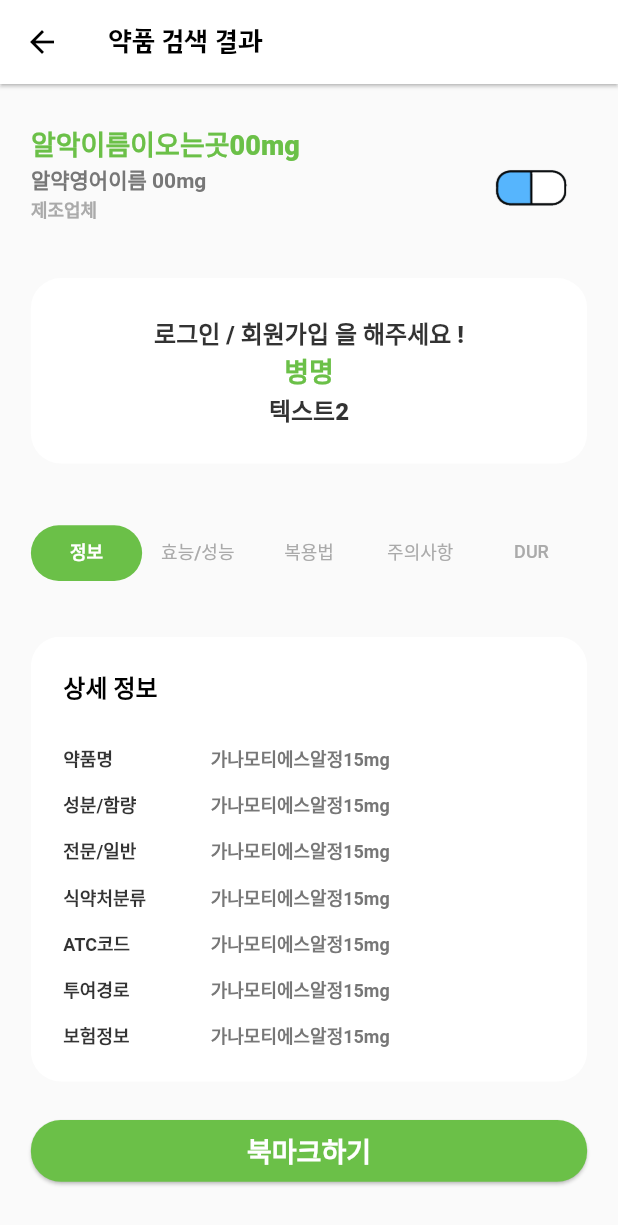
After one commit to Dongguk-Univ-Drugs/pillology, a Flutter app: the SearchResult screen opened directly, scrolled down 56 dp, after a tap on "북마크하기", on a phone screen of 412 x 824 dp. The commit adds this screen. Shown: the top 1225 px of the screen. Run offline on Flutter 3.47's test engine with Material 2 defaults, Android fonts, the phone set to English and light mode, and no system bars; our stand-ins replace camera, dotted_border, image_picker; missing offline and left inert: imagebutton; statements that could not run were skipped.

Commit message:
약품검색결과 UI 완료

```diff
--- a/pill/lib/components/body/home/home_main.dart
+++ b/pill/lib/components/body/home/home_main.dart
@@ -197,9 +197,9 @@ GestureDetector drugStory(BuildContext context) {
                   crossAxisAlignment: CrossAxisAlignment.center,
                   children: [
                     makeTitleWithColor(
-                        normalStart: "오늘의",
+                        normalStart: "오늘의 ",
                         emphasize: "약",
-                        normalEnd: "이야기",
+                        normalEnd: " 이야기",
                         color: colorThemeGreen),
                     ImageIcon(
                         AssetImage('assets/icons/chevron-forward-outline.png'),
@@ -268,7 +268,7 @@ Container emergency(BuildContext context) {
               makeTitleWithColor(
                   normalStart: "",
                   emphasize: "응급처치",
-                  normalEnd: "방법",
+                  normalEnd: " 방법",
                   color: colorThemeGreen),
               ImageIcon(AssetImage('assets/icons/chevron-forward-outline.png'),
                   size: 20, color: Colors.black87),
--- a/pill/lib/components/body/home/search/photo_main.dart
+++ b/pill/lib/components/body/home/search/photo_main.dart
@@ -2,6 +2,7 @@ import 'dart:io';
 
 import 'package:flutter/material.dart';
 import 'package:image_picker/image_picker.dart';
+import 'package:pill/components/body/home/search/result.dart';
 import 'package:pill/components/header/header.dart';
 import 'package:pill/model/provider.dart';
 import 'package:pill/utility/box_decoration.dart';
@@ -212,7 +213,7 @@ class _PhotoSearchState extends State<PhotoSearch> {
                     Expanded(
                       flex: 1,
                       child: TextButton(
-                          onPressed: () => print("검사하기"),
+                          onPressed: () => Navigator.push(context, MaterialPageRoute(builder: (context) => SearchResult())),
                           style: TextButton.styleFrom(
                               backgroundColor: colorThemeGreen,
                               elevation: 3.0,
--- /dev/null
+++ b/pill/lib/components/body/home/search/result.dart
@@ -0,0 +1,234 @@
+import 'package:flutter/cupertino.dart';
+import 'package:flutter/material.dart';
+import 'package:pill/components/body/home/search/result_tabview.dart';
+import 'package:pill/components/header/header.dart';
+import 'package:pill/components/loading.dart';
+import 'package:pill/utility/box_decoration.dart';
+import 'package:pill/utility/palette.dart';
+import 'package:pill/utility/textify.dart';
+
+class SearchResult extends StatefulWidget {
+  SearchResult({Key key}) : super(key: key);
+
+  @override
+  SearchResultState createState() => SearchResultState();
+}
+
+class SearchResultState extends State<SearchResult>
+    with SingleTickerProviderStateMixin {
+  final _controller = ScrollController();
+  TabController tabController;
+  @override
+  void initState() {
+    tabController = TabController(vsync: this, length: 5);
+    super.initState();
+  }
+
+  @override
+  Widget build(BuildContext context) {
+    return Scaffold(
+        appBar: customHeader("약품 검색 결과"),
+        // body: FutureBuilder(
+        //   //  future: , // TODO: data fetch !!!
+        //   builder: (context, snapshot) {
+        //     if (snapshot.hasError) {
+        //       return Center(
+        //         child: makeBoldTitleWithSize(
+        //             '찾을 수 없습니다. 🧐', 16.0, TextAlign.center),
+        //       );
+        //     } else if (!snapshot.hasData) {
+        //       return loadingPage(context);
+        //     } else {
+        //       return SingleChildScrollView(
+        //         controller: _controller,
+        //         child: SizedBox(),
+        //       );
+        //     }
+        //   },
+        // )
+        body: SingleChildScrollView(
+          controller: _controller,
+          child: SizedBox(
+            width: MediaQuery.of(context).size.width,
+            height: MediaQuery.of(context).size.height,
+            child: Column(
+              mainAxisAlignment: MainAxisAlignment.spaceEvenly,
+              crossAxisAlignment: CrossAxisAlignment.stretch,
+              children: [
+                Expanded(
+                  flex: 1,
+                  child: SizedBox(),
+                ),
+                Expanded(
+                    // title : name, product, images -> row
+                    flex: 1,
+                    child: resultTitle(context)),
+                Expanded(
+                    // only text : desc1, name(colored Bold), desc2
+                    flex: 2,
+                    child: resultAlert(context)),
+                Expanded(
+                    // tab view : 5 tabs required
+                    flex: 5,
+                    child: resultTabView(context, tabController)),
+                Expanded(
+                    // bookmark button
+                    flex: 1,
+                    child: resultBookmark(context)),
+              ],
+            ),
+          ),
+        ));
+  }
+}
+
+// 결과화면 제목란
+Widget resultTitle(BuildContext context,
+    {String name, String engName, String manufacturer, String imagePath}) {
+  return Container(
+    margin: EdgeInsets.symmetric(
+      horizontal: MediaQuery.of(context).size.width * 0.05,
+    ),
+    child: Row(
+      mainAxisAlignment: MainAxisAlignment.spaceBetween,
+      crossAxisAlignment: CrossAxisAlignment.stretch,
+      children: [
+        Expanded(
+          flex: 8,
+          child: Column(
+            mainAxisAlignment: MainAxisAlignment.start,
+            crossAxisAlignment: CrossAxisAlignment.start,
+            children: [
+              makeTitleWithColor(
+                  emphasize: name != null ? name : '알악이름이오는곳00mg',
+                  color: colorThemeGreen),
+              makeSemiTitle(
+                  title: engName != null ? engName : '알약영어이름 00mg',
+                  color: color777,
+                  size: 14.0),
+              makeSemiTitle(
+                  title: manufacturer != null ? manufacturer : '제조업체',
+                  color: colorAAA,
+                  size: 12.0)
+            ],
+          ),
+        ),
+        Expanded(
+          flex: 2,
+          child: ClipRRect(
+            borderRadius: BorderRadius.circular(20.0),
+            child: Image.asset(
+              imagePath == null ? 'assets/icons/pill.png' : imagePath,
+              fit: BoxFit.cover,
+              width: 200,
+              height: 200,
+            ),
+          ),
+        )
+      ],
+    ),
+  );
+}
+
+// 결과화면 사용자별 알림
+Widget resultAlert(BuildContext context, {String bewareDrug}) {
+  return Container(
+      padding: EdgeInsets.symmetric(
+        vertical: MediaQuery.of(context).size.width * 0.04,
+      ),
+      alignment: Alignment.center,
+      decoration: boxDecorationNoShadow(),
+      margin: EdgeInsets.symmetric(
+          horizontal: MediaQuery.of(context).size.width * 0.05,
+          vertical: MediaQuery.of(context).size.width * 0.05),
+      child: makeTitleWithColor(
+          normalStart: bewareDrug != null ? '검색하신 약은' : '로그인 / 회원가입 을 해주세요 !\n',
+          emphasize: bewareDrug != null ? bewareDrug : '병명\n',
+          normalEnd: bewareDrug != null ? '와 병용 투여시 주의해주세요 !' : '텍스트2',
+          color: colorThemeGreen,
+          textAlign: TextAlign.center));
+}
+
+// 결과화면 탭 뷰
+Widget resultTabView(BuildContext context, TabController tabController,
+    {final data}) {
+  return Container(
+      margin: EdgeInsets.symmetric(
+          horizontal: MediaQuery.of(context).size.width * 0.05,
+          vertical: MediaQuery.of(context).size.width * 0.05),
+      child: Column(
+        mainAxisAlignment: MainAxisAlignment.start,
+        children: [
+          Expanded(
+            flex: 1,
+            child: TabBar(
+              controller: tabController,
+              // indicator: UnderlineTabIndicator(
+              //   borderSide: BorderSide(color: colorThemeGreen, width: MediaQuery.of(context).size.width * 0.05, style: BorderStyle.solid)
+              // ),
+              indicator: ShapeDecoration.fromBoxDecoration(
+                boxDecorationNoShadow(color: colorThemeGreen, border: 1)
+              ),
+              //indicatorPadding: EdgeInsets.only(bottom: MediaQuery.of(context).size.width * 0.025),
+              indicatorSize: TabBarIndicatorSize.tab,
+              unselectedLabelColor: colorAAA,
+              unselectedLabelStyle: TextStyle(fontWeight: FontWeight.w500, fontSize: 12.0),
+              labelPadding: EdgeInsets.symmetric(horizontal: MediaQuery.of(context).size.width * 0.005),
+              labelColor: Colors.white,
+              labelStyle: TextStyle(fontWeight: FontWeight.w600, fontSize: 12.0),
+              indicatorColor: colorThemeGreen,
+              tabs: [
+                Tab(text: "정보"),
+                Tab(text: "효능/성능"),
+                Tab(text: "복용법"),
+                Tab(text: "주의사항"),
+                Tab(text: "DUR")
+              ],
+            ),
+          ),
+          Expanded(
+            flex: 1,
+            child: SizedBox(),
+          ),
+          Expanded(
+              flex: 8,
+              child: TabBarView(
+                controller: tabController,
+                children: [
+                  tabInformation(context),
+                  tabInformation(context),
+                  tabInformation(context),
+                  tabInformation(context),
+                  tabInformation(context),
+                ],
+              ))
+        ],
+      ));
+}
+
+// 북마크하기 버튼
+Widget resultBookmark(BuildContext context) {
+  return Column(
+    children: [
+      SizedBox(
+        height: 5.0,
+      ),
+      Container(
+          margin: EdgeInsets.symmetric(
+              horizontal: MediaQuery.of(context).size.width * 0.05),
+          height: MediaQuery.of(context).size.height * 0.05,
+          width: MediaQuery.of(context).size.width * 0.9,
+          child: ElevatedButton(
+            style: ElevatedButton.styleFrom(
+                elevation: 1.0,
+                shape: RoundedRectangleBorder(
+                  borderRadius: BorderRadius.circular(20.0),
+                ),
+                primary: colorThemeGreen),
+            child:
+                makeBoldTitle(title: '북마크하기', size: 18.0, color: Colors.white),
+            onPressed: () => print('북마크하기'),
+          ))
+    ],
+  );
+}
--- /dev/null
+++ b/pill/lib/components/body/home/search/result_tabview.dart
@@ -0,0 +1,56 @@
+import 'package:flutter/material.dart';
+import 'package:pill/utility/box_decoration.dart';
+import 'package:pill/utility/palette.dart';
+import 'package:pill/utility/textify.dart';
+
+Row tabInformationSubItem({String title, String content}) {
+  return Row(
+      // 약품명 : 가나모티에스알정15mg
+      mainAxisAlignment: MainAxisAlignment.spaceBetween,
+      children: [
+        Expanded(
+            flex: 3,
+            child: makeSemiTitle(
+                title: title == null ? '입력X' : title, color: color333)),
+        Expanded(
+            flex: 7,
+            child: makeSemiTitle(
+                title: content == null ? '----입력X----' : content,
+                color: color777)),
+      ]);
+}
+
+Container tabInformation(BuildContext context, {final data}) {
+  return Container(
+    padding: EdgeInsets.all(MediaQuery.of(context).size.width * 0.05),
+    decoration: boxDecorationNoShadow(),
+    child: Column(
+      mainAxisAlignment: MainAxisAlignment.start,
+      crossAxisAlignment: CrossAxisAlignment.start,
+      children: [
+        Expanded(
+            // 오직 상세정보만
+            flex: 2,
+            child:
+                makeBoldTitle(title: '상세 정보', size: 16.0, color: Colors.black)),
+        Expanded(
+          // 약품명부터의 리스트 모두
+          flex: 8,
+          child: Column(
+            // 약품명 : ↓↓↓ list
+            mainAxisAlignment: MainAxisAlignment.spaceBetween,
+            children: [
+              tabInformationSubItem(title : '약품명', content: '가나모티에스알정15mg'),
+              tabInformationSubItem(title : '성분/함량', content: '가나모티에스알정15mg'),
+              tabInformationSubItem(title : '전문/일반', content: '가나모티에스알정15mg'),
+              tabInformationSubItem(title : '식약처분류', content: '가나모티에스알정15mg'),
+              tabInformationSubItem(title : 'ATC코드', content: '가나모티에스알정15mg'),
+              tabInformationSubItem(title : '투여경로', content: '가나모티에스알정15mg'),
+              tabInformationSubItem(title : '보험정보', content: '가나모티에스알정15mg'),
+            ],
+          ),
+        )
+      ],
+    ),
+  );
+}
--- a/pill/lib/utility/box_decoration.dart
+++ b/pill/lib/utility/box_decoration.dart
@@ -17,11 +17,11 @@ BoxDecoration boxDecorationMain() {
       boxShadow: [boxShadow01()]);
 }
 
-BoxDecoration boxDecorationNoShadow() {
+BoxDecoration boxDecorationNoShadow({Color color, int border}) {
   return BoxDecoration(
-    color: Colors.white,
+    color: color == null ? Colors.white : color,
     borderRadius: BorderRadius.circular(20),
-    border: Border.all(color: colorEEE),
+    border: border == 0 ? Border.all(color: colorEEE) : Border.all(color: Colors.transparent),
   );
 }
 
--- a/pill/lib/utility/palette.dart
+++ b/pill/lib/utility/palette.dart
@@ -3,6 +3,7 @@ import 'package:flutter/material.dart';
 // border
 const colorAAA = Color.fromRGBO(170, 170, 170, 1.0);
 const colorEEE = Color.fromRGBO(238, 238, 238, 1.0);
+const color333 = Color.fromRGBO(51, 51, 51, 1.0);
 const color777 = Color.fromRGBO(119, 119, 119, 1.0);
 const colorThemeGreen = Color.fromRGBO(107, 192, 72, 1.0);
 
--- a/pill/lib/utility/textify.dart
+++ b/pill/lib/utility/textify.dart
@@ -33,11 +33,12 @@ Text makeSemiTitle(
 }
 
 RichText makeTitleWithColor(
-    {String normalStart, String emphasize, String normalEnd, Color color}) {
+    {String normalStart, String emphasize, String normalEnd, Color color, TextAlign textAlign}) {
   return RichText(
+    textAlign: textAlign == null ? TextAlign.start : textAlign,
     text: TextSpan(children: <TextSpan>[
       TextSpan(
-          text: normalStart + " ",
+          text: normalStart,
           style: TextStyle(
               color: colorTitle, fontSize: 16.0, fontWeight: FontWeight.w800)),
       TextSpan(
@@ -45,7 +46,7 @@ RichText makeTitleWithColor(
           style: TextStyle(
               color: color, fontSize: 18.0, fontWeight: FontWeight.w900)),
       TextSpan(
-          text: " " + normalEnd,
+          text: normalEnd,
           style: TextStyle(
               color: colorTitle, fontSize: 16.0, fontWeight: FontWeight.w800)),
     ]),
```
